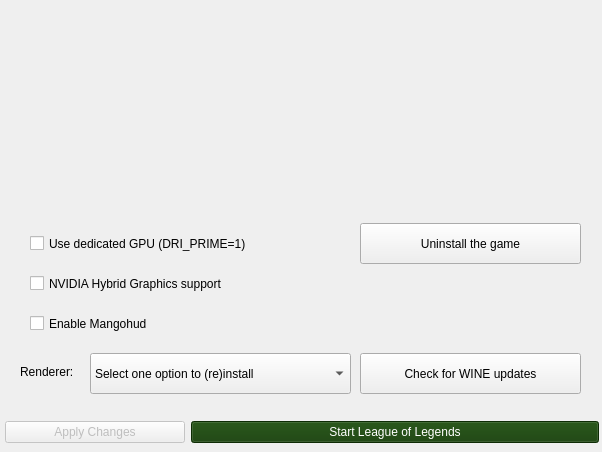
Qt form python_src/ui/installer.ui (polkaulfield/lol-for-linux-installer) before a commit.
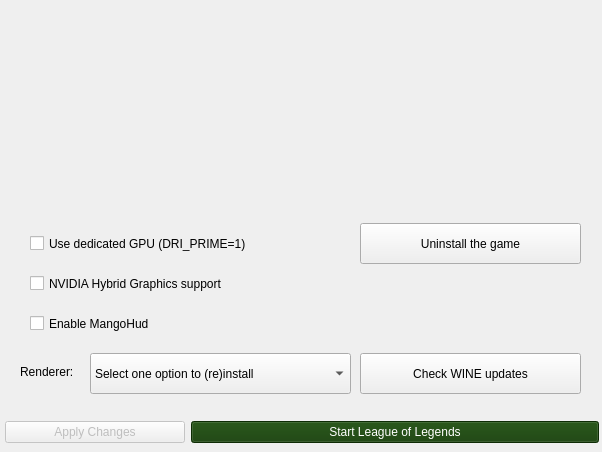
The same form after that commit. Icons and pictures are not drawn.

Commit message: fix mangohud name

The edit to the form file:
```diff
--- a/python_src/ui/installer.ui
+++ b/python_src/ui/installer.ui
@@ -921,7 +921,7 @@
                 <bool>false</bool>
                </property>
                <property name="text">
-                <string>Enable Mangohud</string>
+                <string>Enable MangoHud</string>
                </property>
                <property name="icon">
                 <iconset theme="video-display"/>
@@ -960,7 +960,7 @@
                 </rect>
                </property>
                <property name="text">
-                <string>Check for WINE updates</string>
+                <string>Check WINE updates</string>
                </property>
                <property name="icon">
                 <iconset theme="view-refresh"/>
```
Left out of the diff: 12 changed lines with no effect on the pictures.
